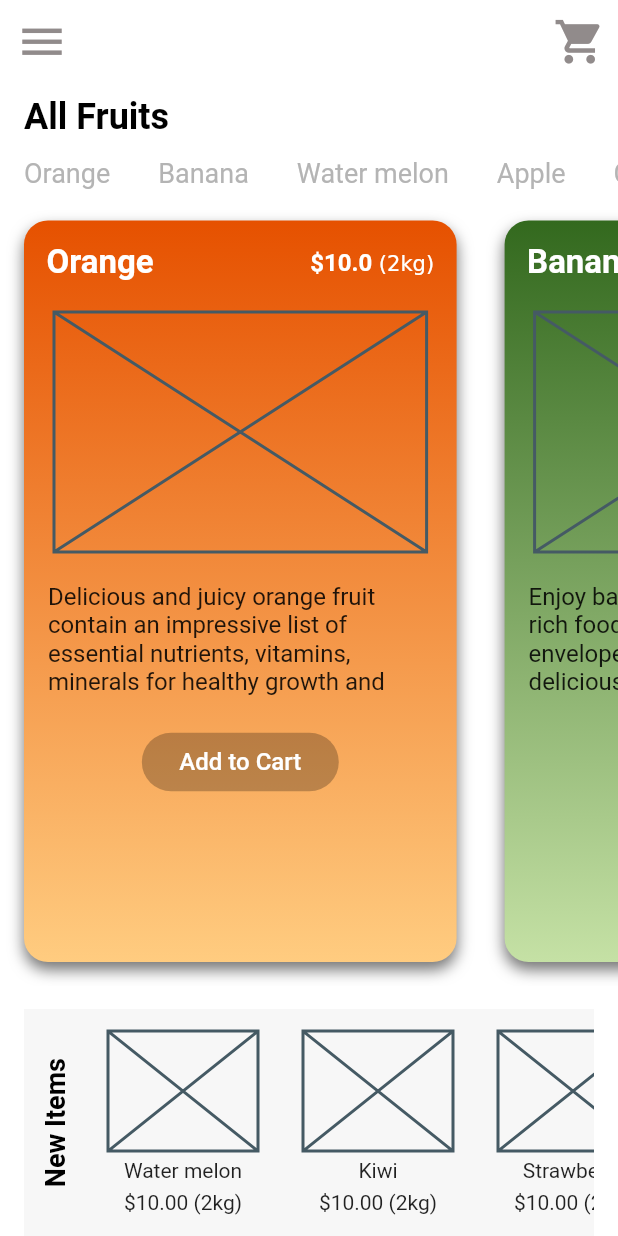
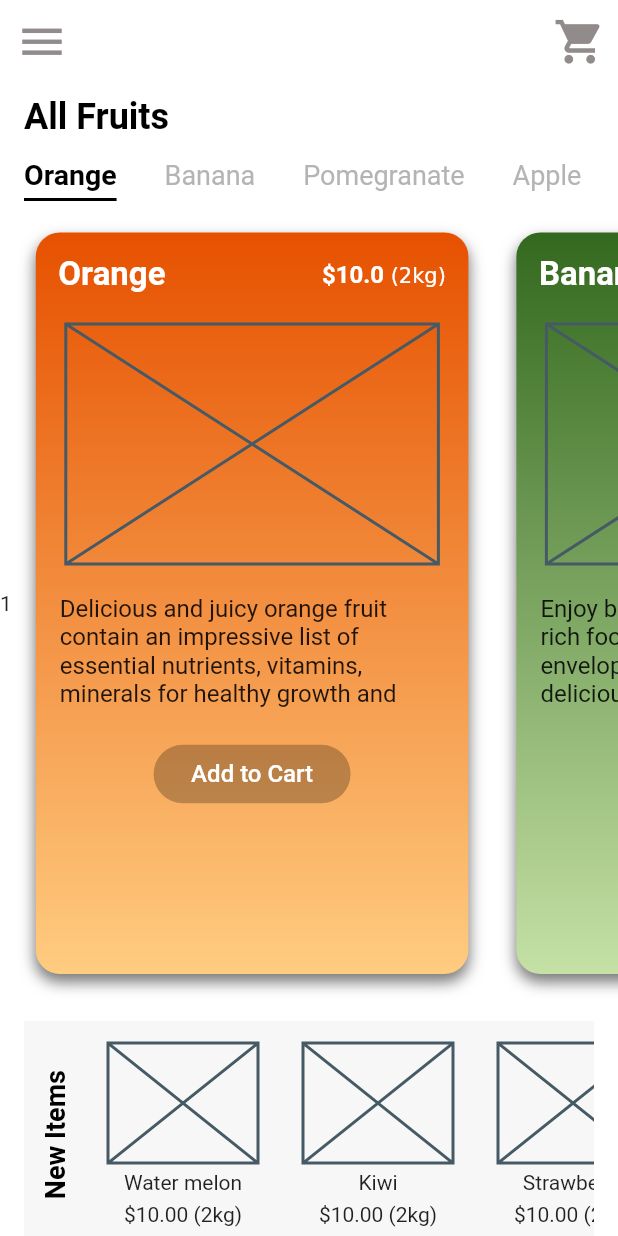
Before and after one commit to codingbbq/fruit_app, a Flutter app: the screen it shows after launch, on a phone screen of 412 x 824 dp. Run offline on Flutter 3.47's test engine with Material 2 defaults, Android fonts, the phone set to English and light mode, and no system bars.

Commit message:
Adding border to selected link

```diff
--- a/lib/app_state.dart
+++ b/lib/app_state.dart
@@ -2,7 +2,7 @@ import 'package:flutter/material.dart';
 
 class AppState extends ChangeNotifier {
 
-  int fruitId = 0;
+  int fruitId = 1;
 
   selectFruitId(int fruitId) {
     this.fruitId = fruitId;
--- a/lib/models/fruits.dart
+++ b/lib/models/fruits.dart
@@ -103,9 +103,10 @@ final guava = Fruit(
 final List<Fruit> allFruits = [
   orange,
   banana,
+  pomegranate,
+  apple,
   waterMelon,
-  apple,
+  strawberry,
   guava,
-  pomegranate,
-  strawberry
+
 ];
--- a/lib/pages/fruit_page.dart
+++ b/lib/pages/fruit_page.dart
@@ -59,13 +59,19 @@ class FruitsPage extends StatelessWidget {
                   ),
                 ),
               ),
-              SingleChildScrollView(
-                scrollDirection: Axis.horizontal,
-                child: Row(
-                  children: <Widget>[
-                    for (final fruit in allFruits) FruitCard(fruit: fruit)
-                  ],
+              Container(
+                child: Consumer<AppState>(
+                  builder: (context, appState, _) => SingleChildScrollView(
+                  scrollDirection: Axis.horizontal,
+                  child: Row(
+                    children: <Widget>[
+                      Text(appState.fruitId.toString()),
+                      SizedBox(height: 10.0,),
+                      for (final fruit in allFruits) FruitCard(fruit: fruit),
+                    ],
+                  ),
                 ),
+                )
               ),
               SizedBox(
                 height: 10.0,
--- a/lib/widgets/fruit_card.dart
+++ b/lib/widgets/fruit_card.dart
@@ -9,7 +9,6 @@ class FruitCard extends StatelessWidget {
 
   @override
   Widget build(BuildContext context) {
-    print(fruit.color);
     return Padding(
       padding: const EdgeInsets.all(16.0),
       child: Container(
--- a/lib/widgets/fruit_links.dart
+++ b/lib/widgets/fruit_links.dart
@@ -23,9 +23,20 @@ class FruitLinks extends StatelessWidget {
       },
       child: Padding(
         padding: const EdgeInsets.symmetric(horizontal: 16.0, vertical: 5.0),
-        child: Text(
-          fruit.fruitName,
-          style: isSelected? TextStyle(fontSize: 19.0, color: Colors.black, fontWeight: FontWeight.bold) : TextStyle(fontSize: 18.0, color: Color(0xFFb4b4b4)),
+        child: Container(
+          padding: const EdgeInsets.only(bottom: 5.0),
+          decoration: isSelected? BoxDecoration(
+            border: Border(
+              bottom: BorderSide(
+                width: 2.0,
+                color: Colors.black
+              )
+            )
+          ) : BoxDecoration(),
+          child: Text(
+            fruit.fruitName,
+            style: isSelected? TextStyle(fontSize: 19.0, color: Colors.black, fontWeight: FontWeight.bold) : TextStyle(fontSize: 18.0, color: Color(0xFFb4b4b4)),
+          ),
         ),
       ),
     );
```
